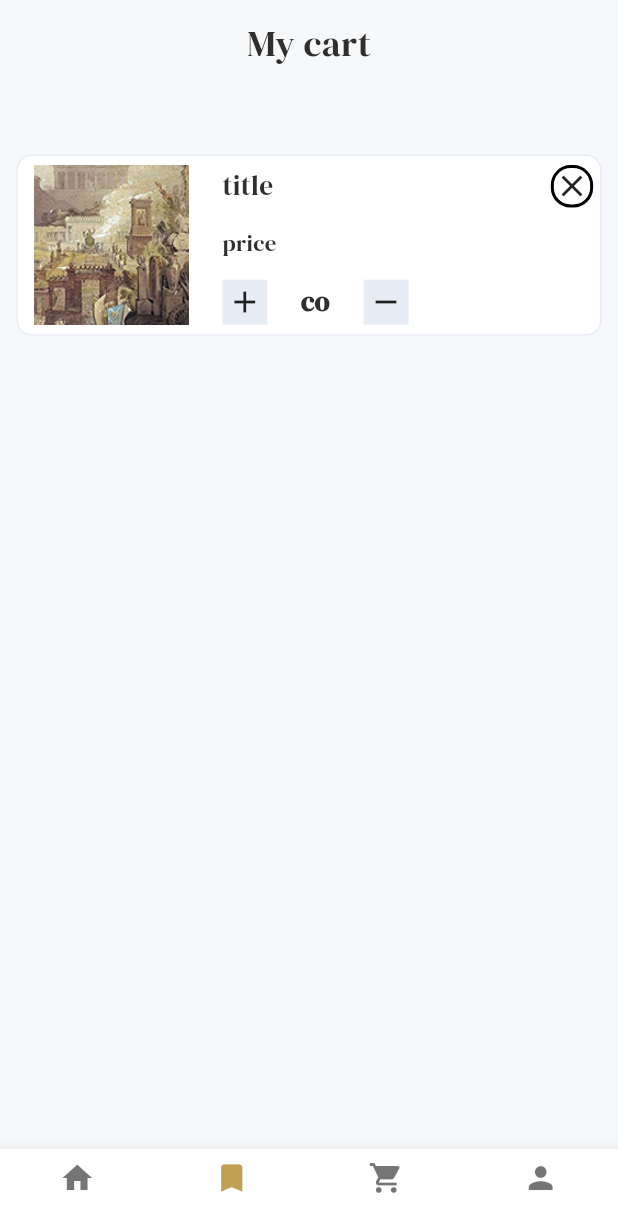
After one commit to abohanafy7ragab/Bookia, a Flutter app: the BottmNavBarScreen screen opened by its route, item 2 of the bottom bar chosen, on a phone screen of 412 x 824 dp. The commit adds this screen. Shown: the top 1232 px of the screen. Run offline on Flutter 3.47's test engine with Material 3 defaults, Android fonts, the phone set to English and light mode, and no system bars; our stand-ins replace bloc, dio, easy_localization, flutter_bloc, flutter_screenutil, pretty_dio_logger and 2 more; accounts and stored records are empty; network calls fail.

Commit message:
add cart screen and profile screen

```diff
--- a/lib/core/theme/app_colors.dart
+++ b/lib/core/theme/app_colors.dart
@@ -9,4 +9,5 @@ class AppColors {
   static const Color darkGray = Color(0xff6A707C);
   static const Color bgColor = Color(0xffF7F8F9);
   static const Color containerLightTheme = Colors.white;
+  static const Color black3 = Color(0xff606060);
 }
--- a/lib/core/theme/app_text_style.dart
+++ b/lib/core/theme/app_text_style.dart
@@ -31,5 +31,11 @@ class AppTextStyle {
   static TextStyle f15gold = TextStyle(
     color: AppColors.main,fontSize: 15.sp
   );
+  static TextStyle f18Black3 = TextStyle(
+    color: AppColors.black3,fontSize: 18.sp
+  );
+  static TextStyle f18Black600 = TextStyle(
+    color: AppColors.dark,fontSize: 18.sp,fontWeight: FontWeight(600)
+  );
 
 }
--- a/lib/core/widgets/app_button.dart
+++ b/lib/core/widgets/app_button.dart
@@ -22,7 +22,7 @@ class AppButton extends StatelessWidget {
           borderRadius: BorderRadius.circular(8),
         ),
         child: Center(
-          child: Text("login", style: AppTextStyle.mainButtonTextStyle),
+          child: Text(text, style: AppTextStyle.mainButtonTextStyle),
         ),
       ),
     );
--- a/lib/features/auth/presntation/ui/login_screen.dart
+++ b/lib/features/auth/presntation/ui/login_screen.dart
@@ -70,7 +70,7 @@ class _LoginScreenState extends State<LoginScreen> {
                   );
                 } else if (state is loginSuccessState) {
                   Navigator.pop(context);
-                  Navigator.pushNamed(context, AppRoutes.homeScreen);
+                  Navigator.pushNamed(context, AppRoutes.bottomNavBarScreen);
                 } else {
                   Navigator.pop(context);
                   showDialog(
--- a/lib/features/bottom_nav_bar/presentation/ui/bottm_nav_Bar_screen.dart
+++ b/lib/features/bottom_nav_bar/presentation/ui/bottm_nav_Bar_screen.dart
@@ -1,6 +1,9 @@
 import 'package:bookia/core/theme/app_colors.dart';
+import 'package:bookia/features/cart/presentation/ui/cart_screen.dart';
 import 'package:bookia/features/home/presentation/cubit/home_cubit.dart';
 import 'package:bookia/features/home/presentation/ui/home_screen.dart';
+import 'package:bookia/features/profile/presentation/cubit/profile_cubit.dart';
+import 'package:bookia/features/profile/presentation/ui/profile_screen.dart';
 import 'package:flutter/cupertino.dart';
 import 'package:flutter/material.dart';
 import 'package:flutter_bloc/flutter_bloc.dart';
@@ -20,12 +23,14 @@ class _BottmNavBarScreenState extends State<BottmNavBarScreen> {
       create: (context) => HomeCubit()..getBestSellerBooks(),
       child: HomeScreen(),
     ),
-
+    CartScreen(),
+    BlocProvider(create: (context) => ProfileCubit()..getProfile(),
+     child: ProfileScreen()),
   ];
   @override
   Widget build(BuildContext context) {
     return Scaffold(
-      body: screens[0],
+      body: index == 0 ? screens[0] : index==3?screens[2]:screens[1],
       bottomNavigationBar: BottomNavigationBar(
         type: BottomNavigationBarType.fixed,
         selectedItemColor: AppColors.main,
@@ -39,22 +44,22 @@ class _BottmNavBarScreenState extends State<BottmNavBarScreen> {
           BottomNavigationBarItem(
             icon: Icon(Icons.home),
             activeIcon: Icon(Icons.home, color: AppColors.main),
-            label: ""
+            label: "",
           ),
           BottomNavigationBarItem(
             icon: Icon(Icons.bookmark),
             activeIcon: Icon(Icons.bookmark, color: AppColors.main),
-            label: ""
+            label: "",
           ),
           BottomNavigationBarItem(
             icon: Icon(Icons.shopping_cart),
             activeIcon: Icon(Icons.shopping_cart, color: AppColors.main),
-            label: ""
+            label: "",
           ),
           BottomNavigationBarItem(
             icon: Icon(Icons.person),
             activeIcon: Icon(Icons.person, color: AppColors.main),
-            label: ""
+            label: "",
           ),
         ],
         backgroundColor: AppColors.containerLightTheme,
--- /dev/null
+++ b/lib/features/cart/presentation/ui/cart_screen.dart
@@ -0,0 +1,30 @@
+import 'package:bookia/core/theme/app_text_style.dart';
+import 'package:bookia/features/cart/presentation/ui/widgets/cart_item.dart';
+import 'package:flutter/material.dart';
+import 'package:flutter_screenutil/flutter_screenutil.dart';
+
+class CartScreen extends StatelessWidget {
+  const new({super.key});
+
+  @override
+  Widget build(BuildContext context) {
+    return Scaffold(
+      body: SafeArea(
+        child: Padding(
+          padding: EdgeInsets.symmetric(horizontal: 10.0.w),
+          child: Column(
+            children: [
+              11.verticalSpace,
+              Align(
+                alignment: Alignment.center,
+                child: Text("My cart",style: AppTextStyle.f20regular.copyWith(fontSize: 24.sp),)),
+              56.verticalSpace,
+              CartItem(),
+
+            ],
+          ),
+        ),
+      ),
+    );
+  }
+}
--- /dev/null
+++ b/lib/features/cart/presentation/ui/widgets/cart_item.dart
@@ -0,0 +1,102 @@
+import 'package:bookia/core/theme/app_colors.dart';
+import 'package:bookia/core/theme/app_text_style.dart';
+import 'package:flutter/material.dart';
+import 'package:flutter_screenutil/flutter_screenutil.dart';
+
+class CartItem extends StatelessWidget {
+  const new({super.key});
+
+  @override
+  Widget build(BuildContext context) {
+    return Container(
+      padding: EdgeInsets.only(
+        top: 6.h,
+        bottom: 6.h,
+        left: 10.w,
+        // right: 10.w
+      ),
+      decoration: BoxDecoration(
+        borderRadius: BorderRadius.circular(10.r),
+        color:AppColors.containerLightTheme,
+        border: Border.all(
+          color: AppColors.border
+        )
+      ),
+      child: Row(
+        children: [
+          Image.asset("assets/images/book_image.png",height: 105.h,width:94.w,fit: BoxFit.cover,),
+          20.horizontalSpace,
+          SizedBox(
+            height: 105.h,
+            width: 225.w,
+            child: Column(
+              mainAxisSize: MainAxisSize.max,
+              mainAxisAlignment: MainAxisAlignment.spaceBetween,
+              children: [
+                Row(
+                  mainAxisAlignment: MainAxisAlignment.spaceBetween,
+                  children: [
+                    Text("title",style:AppTextStyle.f20regular.copyWith(
+                      fontSize: 18.sp
+                    )),
+                    Container(
+
+                      padding: EdgeInsets.all(.1.r),
+                      decoration: BoxDecoration(
+                        border: Border.all(
+                          width: 2
+                        ),
+                        borderRadius: BorderRadius.circular(13.r)
+                      ),
+                      child: Center(child: Icon(Icons.close)),
+                    )
+                  ],
+                ),
+                Row(
+                  mainAxisAlignment: MainAxisAlignment.start,
+                  children: [
+                    Text("price",style:AppTextStyle.f15dark),
+                  ],
+                ),
+                Row(
+                  children: [
+                    SizedBox(
+                      height: 30.h,
+                      width: 113.w,
+                      child: Row(
+                        mainAxisAlignment: MainAxisAlignment.spaceBetween,
+                        children: [
+                          Container(
+                            width: 30,
+                            height: 30,
+                            decoration: BoxDecoration(
+                              color: AppColors.border
+                            ),
+                            child: Center(
+                              child: Icon(Icons.add),
+                            ),
+                          ),
+                          Text("co",style: AppTextStyle.f18Black600,),
+                          Container(
+                            width: 30,
+                            height: 30,
+                            decoration: BoxDecoration(
+                              color: AppColors.border
+                            ),
+                            child: Center(
+                              child: Icon(Icons.remove),
+                            ),
+                          )
+                        ],
+                      ),
+                    )
+                  ],
+                )
+              ],
+            ),
+          )
+        ],
+      ),
+    );
+  }
+}
--- /dev/null
+++ b/lib/features/profile/data/models/profile_response.dart
@@ -0,0 +1,77 @@
+class ProfileResponse {
+  final ProfileData? data;
+  final String message;
+  final List<dynamic> error;
+  final int status;
+
+  ProfileResponse({
+    this.data,
+    required this.message,
+    required this.error,
+    required this.status,
+  });
+
+  factory ProfileResponse.fromJson(Map<String, dynamic> json) {
+    return ProfileResponse(
+      data: json['data'] is Map<String, dynamic>
+          ? ProfileData.fromJson(json['data'])
+          : null,
+      message: json['message'] ?? '',
+      error: json['error'] ?? [],
+      status: json['status'] ?? 0,
+    );
+  }
+
+  Map<String, dynamic> toJson() => {
+        'data': data?.toJson(),
+        'message': message,
+        'error': error,
+        'status': status,
+      };
+}
+
+class ProfileData {
+  final int id;
+  final String name;
+  final String email;
+  final String? address;
+  final String? city;
+  final String? phone;
+  final bool emailVerified;
+  final String? image;
+
+  ProfileData({
+    required this.id,
+    required this.name,
+    required this.email,
+    this.address,
+    this.city,
+    this.phone,
+    required this.emailVerified,
+    this.image,
+  });
+
+  factory ProfileData.fromJson(Map<String, dynamic> json) {
+    return ProfileData(
+      id: json['id'],
+      name: json['name'],
+      email: json['email'],
+      address: json['address'],
+      city: json['city'],
+      phone: json['phone'],
+      emailVerified: json['email_verified'] ?? false,
+      image: json['image'],
+    );
+  }
+
+  Map<String, dynamic> toJson() => {
+        'id': id,
+        'name': name,
+        'email': email,
+        'address': address,
+        'city': city,
+        'phone': phone,
+        'email_verified': emailVerified,
+        'image': image,
+      };
+}
--- /dev/null
+++ b/lib/features/profile/presentation/cubit/profile_state.dart
@@ -0,0 +1,15 @@
+part of 'profile_cubit.dart';
+
+@immutable
+sealed class ProfileState {}
+
+final class ProfileInitial extends ProfileState {}
+
+final class GetProfileLaoding extends ProfileState {}
+
+final class GetProfileError extends ProfileState {}
+
+final class GetProfileSuccess extends ProfileState {
+  final ProfileResponse? profile;
+  GetProfileSuccess({required this.profile});
+}
--- a/pubspec.yaml
+++ b/pubspec.yaml
@@ -41,6 +41,7 @@ dependencies:
   flutter_bloc: ^9.1.1
   shared_preferences: ^2.5.6
   skeletonizer: ^3.0.0
+  pretty_dio_logger: ^1.4.0
 
 
 dev_dependencies:
```
Also changed, not shown: lib/core/networking/dio_factory.dart (+30 -1 lines), lib/features/cart/data/repo/cart_repo.dart (added, +21 -0 lines), lib/features/cart/presentation/cubit/add_to_cart_cubit.dart (added, +19 -0 lines), lib/features/cart/presentation/cubit/add_to_cart_state.dart (added, +9 -0 lines), lib/features/profile/data/repo/profile_repo.dart (added, +23 -0 lines), lib/features/profile/presentation/cubit/profile_cubit.dart (added, +20 -0 lines), lib/features/profile/presentation/ui/profile_screen.dart (added, +170 -0 lines), lib/features/profile/presentation/ui/widgets/profile_options.dart (added, +37 -0 lines), pubspec.lock, 1 other file.
